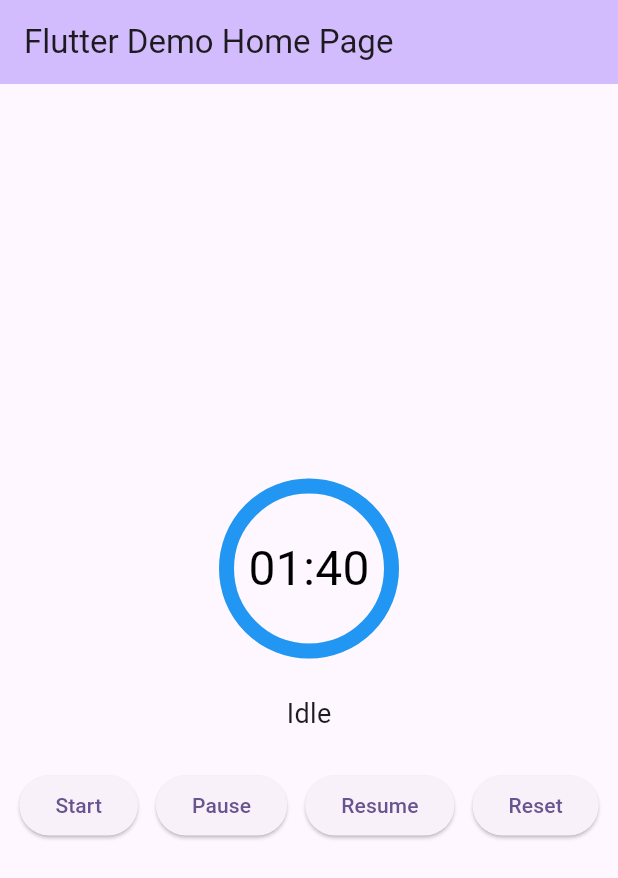
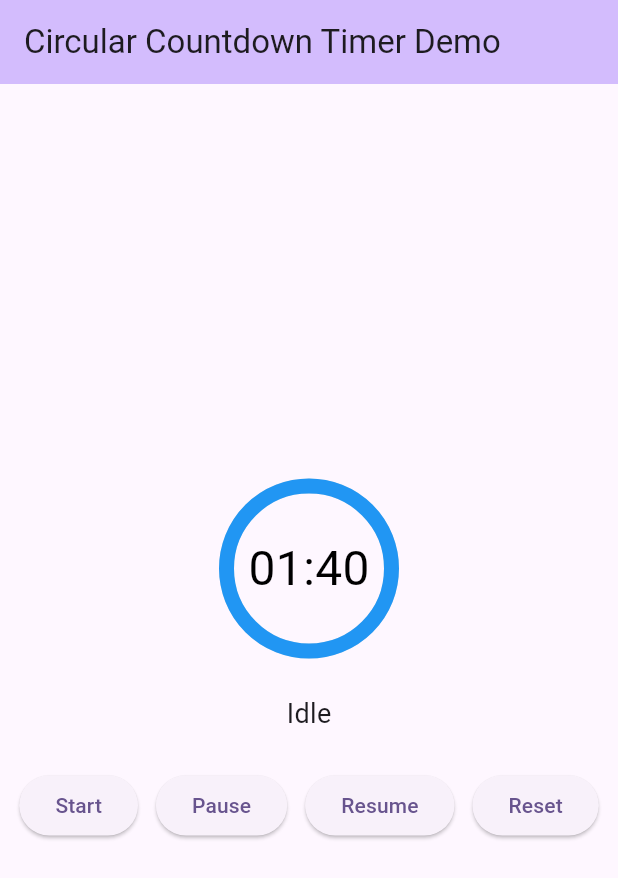
Before and after one commit to kinwahlai/efficient_circular_countdown_timer, a Flutter app: the screen it shows after launch, on a phone screen of 412 x 824 dp. Shown: the top 878 px of the screen. Run offline on Flutter 3.47's test engine with Material 3 defaults, Android fonts, the phone set to English and light mode, and no system bars.

Commit message:
Update documentation and improve project metadata for EfficientCircularCountdownTimer
- Enhance CHANGELOG with detailed performance optimizations and README with expanded usage and API reference.
- Correct versioning in PRD and update pubspec.yaml with project description, homepage, repository, and issue tracker links.
- Modify example app title for clarity.

```diff
--- a/example/lib/main.dart
+++ b/example/lib/main.dart
@@ -12,7 +12,7 @@ class MyApp extends StatelessWidget {
   @override
   Widget build(BuildContext context) {
     return MaterialApp(
-      title: 'Flutter Demo',
+      title: 'Circular Countdown Timer Demo',
       theme: ThemeData(
         // This is the theme of your application.
         //
@@ -31,7 +31,7 @@ class MyApp extends StatelessWidget {
         // tested with just a hot reload.
         colorScheme: ColorScheme.fromSeed(seedColor: Colors.deepPurple),
       ),
-      home: const MyHomePage(title: 'Flutter Demo Home Page'),
+      home: const MyHomePage(title: 'Circular Countdown Timer Demo'),
     );
   }
 }
```
Also changed, not shown: lib/efficient_circular_countdown_timer.dart (+39 -2 lines), pubspec.yaml (+8 -23 lines), 3 other files.
